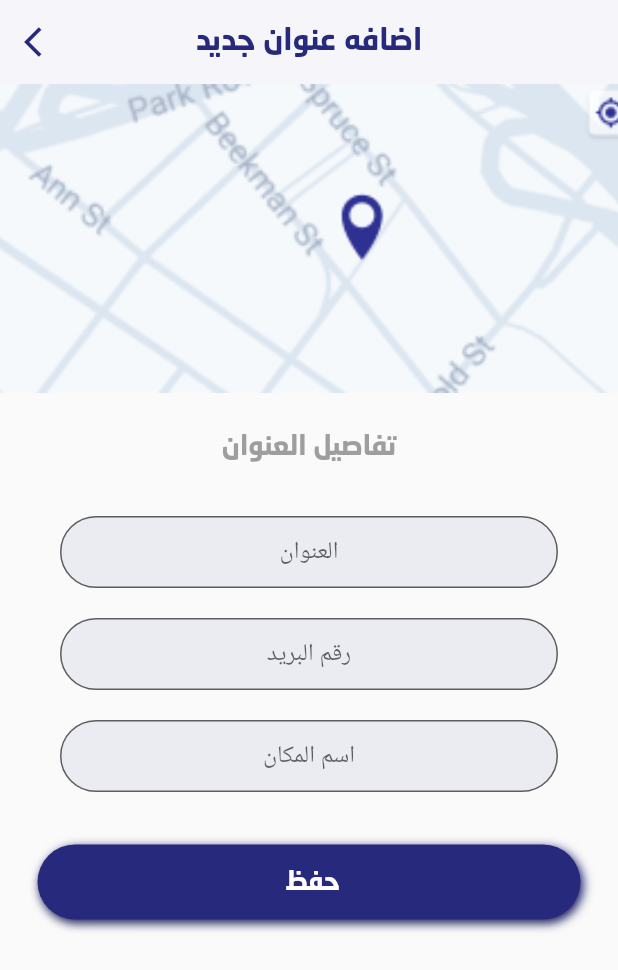
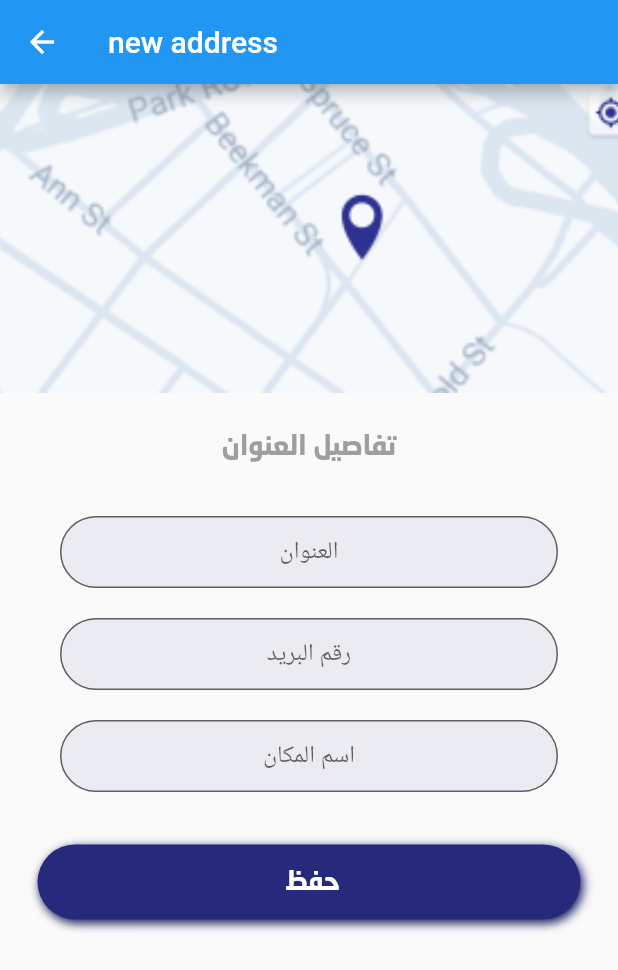
Before and after one commit to youssefgamal11/non_stop_app, a Flutter app: the address screen opened by its route, after a tap on "اضافه عنوان جديد", on a phone screen of 412 x 824 dp. Shown: the top 970 px of the screen. Run offline on Flutter 3.47's test engine with Material 2 defaults, Android fonts, the phone set to English and light mode, and no system bars; our stand-ins replace getwidget; missing offline and left inert: comment_box.

Commit message:
change appbarstyle

```diff
--- a/lib/constants.dart
+++ b/lib/constants.dart
@@ -75,28 +75,6 @@ Widget containerStyle(Widget widget, double x, BuildContext context) {
   );
 }
 
-Widget appBarStyle(
-    String title, IconData icon, BuildContext context, String pagename , [Widget widget]) {
-  return AppBar(
-    centerTitle: true,
-    title: Text(
-      "$title",
-      style: TextStyle(
-          color: Color(fontColor), fontFamily: "$fontFamily", fontSize: 20),
-    ),
-    leading: IconButton(
-        icon: Icon(
-          icon,
-          color: Color(fontColor),
-        ),
-        onPressed: () {
-          Navigator.of(context).pushNamed("$pagename");
-        }),
-    elevation: 0,
-    backgroundColor: Color(fontColor4),
-  );
-}
-
 
 
 Widget downScreenButton( String pagename  , BuildContext context  , String buttonname){
@@ -134,3 +112,26 @@ Widget downScreenButton( String pagename  , BuildContext context  , String butto
       ),
     );
 }
+
+
+Widget styleOfAppBar(
+    String title, IconData icon, BuildContext context, String pagename , [Widget widget]) {
+  return AppBar(
+    centerTitle: true,
+    title: Text(
+      "$title",
+      style: TextStyle(
+          color: Color(fontColor), fontFamily: "$fontFamily", fontSize: 20),
+    ),
+    leading: IconButton(
+        icon: Icon(
+          icon,
+          color: Color(fontColor),
+        ),
+        onPressed: () {
+          Navigator.of(context).pushNamed("$pagename");
+        }),
+    elevation: 0,
+    backgroundColor: Color(fontColor4),
+  );
+}
--- a/lib/settings/address/address.dart
+++ b/lib/settings/address/address.dart
@@ -1,14 +1,12 @@
 import 'package:flutter/material.dart';
 import 'package:non_stop/constants.dart';
-
 class address extends StatelessWidget {
   @override
   Widget build(BuildContext context) {
     double h = MediaQuery.of(context).size.height;
     double w = MediaQuery.of(context).size.width;
     return Scaffold(
-        appBar: appBarStyle(
-            "العناويين", Icons.arrow_back_ios_rounded, context, "/settinghome"),
+        appBar: styleOfAppBar("العنوان", Icons.arrow_back_ios, context, "/settinghome"),
         body: Column(
           children: [
             containerStyle(
@@ -108,4 +106,5 @@ class address extends StatelessWidget {
           ],
         ));
   }
+
 }
--- a/lib/settings/address/insertnewaddress.dart
+++ b/lib/settings/address/insertnewaddress.dart
@@ -5,8 +5,11 @@ class insertaddress extends StatelessWidget {
   Widget build(BuildContext context) {
     double h =  MediaQuery.of(context).size.height ;
     double w = MediaQuery.of(context).size.width;
+
     return Scaffold(
-      appBar: appBarStyle("اضافه عنوان جديد", Icons.arrow_back_ios, context, "/address"),
+      appBar: AppBar(
+        title: Text("new address"),
+      ),
       body: ListView(
         children: [
           Container(
--- a/lib/settings/contectUs.dart
+++ b/lib/settings/contectUs.dart
@@ -7,11 +7,13 @@ class contectus extends StatelessWidget {
     double h = MediaQuery.of(context).size.height;
     double w = MediaQuery.of(context).size.width;
     return Scaffold(
+      appBar: AppBar(
+        title: Text("connect us"),
+      ),
         backgroundColor: Color(fontColor4),
         body: ListView(
           children: [
-            appBarStyle(
-                "تواصل معنا", Icons.arrow_back_ios, context, "/settinghome"),
+
             Column(
               children: [
                 Padding(
```
